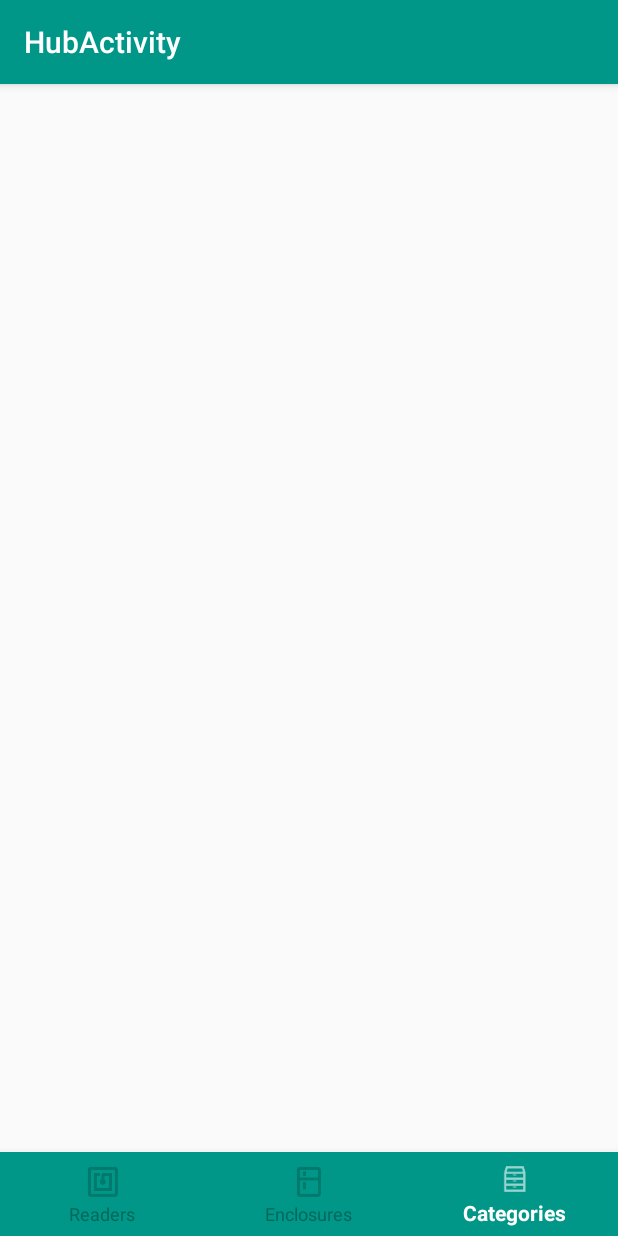
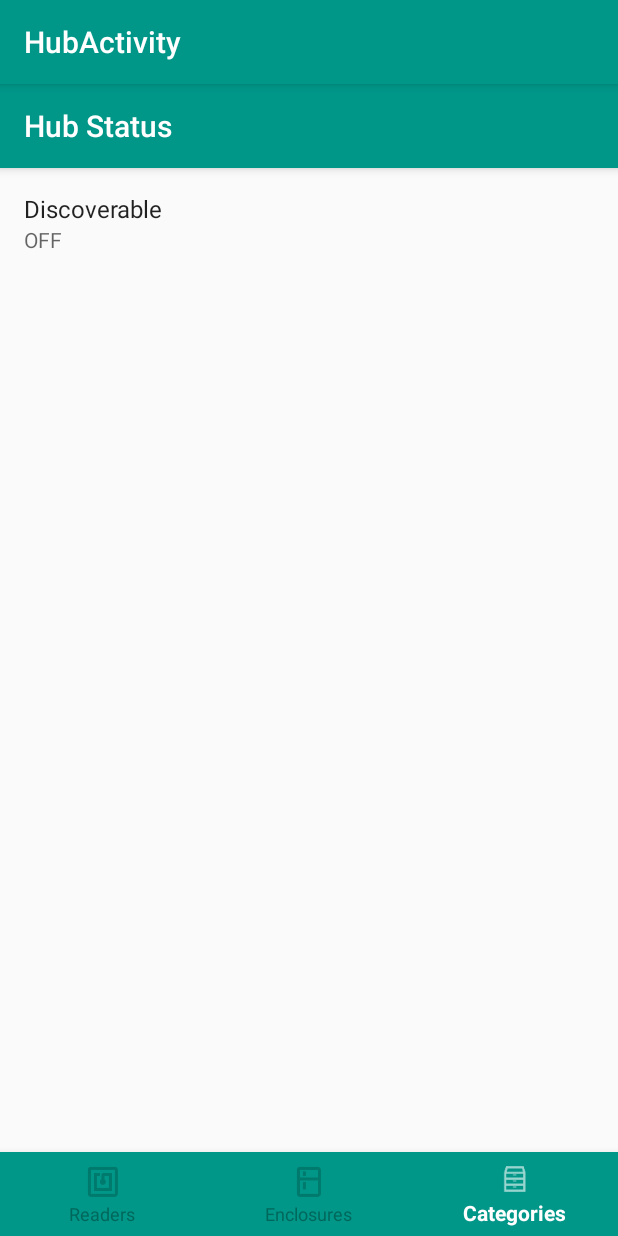
Before and after one commit to ContainerDroid/nfc-tracker, an Android app: the HubActivity screen opened directly, with no data from a screen before it, item 3 of the bottom bar chosen, on a phone screen of 412 x 824 dp. Run offline under Robolectric (Android 15) with nearby library versions, the phone set to English and light mode, and no system bars; 1 statement that could not run was skipped.

Commit message:
hub: initial preferences fragment for readers
Signed-off-by: Vladimir Oltean <olteanv@gmail.com>

```diff
--- a/app/src/main/java/com/eden/apps/nfctracker/HubActivity.java
+++ b/app/src/main/java/com/eden/apps/nfctracker/HubActivity.java
@@ -4,41 +4,51 @@ import android.os.Bundle;
 import android.support.annotation.NonNull;
 import android.support.design.widget.BottomNavigationView;
 import android.support.v7.app.AppCompatActivity;
+import android.support.v7.widget.Toolbar;
 import android.view.MenuItem;
 import android.widget.TextView;
 
 public class HubActivity extends AppCompatActivity {
 
-    private TextView mTextMessage;
-
-    private BottomNavigationView.OnNavigationItemSelectedListener mOnNavigationItemSelectedListener
-            = new BottomNavigationView.OnNavigationItemSelectedListener() {
-
-        @Override
-        public boolean onNavigationItemSelected(@NonNull MenuItem item) {
-            switch (item.getItemId()) {
-                case R.id.hub_action_readers:
-                    //mTextMessage.setText(R.string.title_home);
-                    return true;
-                case R.id.hub_action_enclosures:
-                    //mTextMessage.setText(R.string.title_dashboard);
-                    return true;
-                case R.id.hub_action_categories:
-                    //mTextMessage.setText(R.string.title_notifications);
-                    return true;
-            }
-            return false;
-        }
-    };
+    Toolbar mToolbar = null;
+    BottomNavigationView mBottomNavigationView = null;
 
     @Override
     protected void onCreate(Bundle savedInstanceState) {
         super.onCreate(savedInstanceState);
         setContentView(R.layout.activity_hub);
 
-        //mTextMessage = (TextView) findViewById(R.id.message);
-        BottomNavigationView navigation = (BottomNavigationView) findViewById(R.id.navigation);
-        navigation.setOnNavigationItemSelectedListener(mOnNavigationItemSelectedListener);
+        // setup toolbar
+        mToolbar = findViewById(R.id.hub_toolbar);
+        mToolbar.setTitle(getResources().getText(R.string.hub_title_status));
+        setSupportActionBar(mToolbar);
+
+        // set bottom navigation view
+        mBottomNavigationView = findViewById(R.id.hub_bottom_navigation);
+        mBottomNavigationView.setOnNavigationItemSelectedListener(new BottomNavigationView.OnNavigationItemSelectedListener() {
+            @Override
+            public boolean onNavigationItemSelected(@NonNull MenuItem item) {
+                switch (item.getItemId()) {
+                    case R.id.hub_action_readers:
+                        item.setChecked(true);
+                        return true;
+                    case R.id.hub_action_enclosures:
+                        item.setChecked(true);
+                        return true;
+                    case R.id.hub_action_categories:
+                        item.setChecked(true);
+                        return true;
+                    default:
+                        return false;
+                }
+            }
+        });
+
+        // set status page as the default one
+        mBottomNavigationView.getMenu().findItem(R.id.hub_action_readers).setChecked(true);
+        getFragmentManager().beginTransaction()
+                .replace(R.id.hub_fragment_placeholder, new HubReadersFragment())
+                .commit();
     }
 
 }
--- /dev/null
+++ b/app/src/main/java/com/eden/apps/nfctracker/HubReadersFragment.java
@@ -0,0 +1,27 @@
+package com.eden.apps.nfctracker;
+
+
+import android.os.Bundle;
+import android.preference.PreferenceFragment;
+import android.support.v4.app.Fragment;
+import android.view.LayoutInflater;
+import android.view.View;
+import android.view.ViewGroup;
+import android.widget.TextView;
+
+/**
+ * A simple {@link Fragment} subclass.
+ */
+public class HubReadersFragment extends PreferenceFragment {
+
+    public HubReadersFragment() {
+        // Required empty public constructor
+    }
+
+    @Override
+    public void onCreate(Bundle savedInstanceState) {
+        super.onCreate(savedInstanceState);
+
+        addPreferencesFromResource(R.xml.hub_readers_preferences);
+    }
+}
--- a/app/src/main/res/layout/activity_hub.xml
+++ b/app/src/main/res/layout/activity_hub.xml
@@ -2,13 +2,34 @@
 <android.support.constraint.ConstraintLayout xmlns:android="http://schemas.android.com/apk/res/android"
     xmlns:app="http://schemas.android.com/apk/res-auto"
     xmlns:tools="http://schemas.android.com/tools"
-    android:id="@+id/container"
     android:layout_width="match_parent"
     android:layout_height="match_parent"
     tools:context="com.eden.apps.nfctracker.HubActivity">
 
+    <RelativeLayout
+        android:layout_width="match_parent"
+        android:layout_height="match_parent">
+
+        <android.support.v7.widget.Toolbar
+            android:id="@+id/hub_toolbar"
+            android:layout_width="match_parent"
+            android:layout_height="?attr/actionBarSize"
+            android:background="?attr/colorPrimary"
+            android:elevation="4dp"
+            android:theme="@style/ToolBarStyle"
+            app:popupTheme="@style/ThemeOverlay.AppCompat.Dark.ActionBar"/>
+
+        <FrameLayout
+            android:layout_below="@+id/hub_toolbar"
+            android:id="@+id/hub_fragment_placeholder"
+            android:layout_width="match_parent"
+            android:layout_height="wrap_content">
+        </FrameLayout>
+
+    </RelativeLayout>
+
     <android.support.design.widget.BottomNavigationView
-        android:id="@+id/navigation"
+        android:id="@+id/hub_bottom_navigation"
         android:layout_width="0dp"
         android:layout_height="wrap_content"
         android:layout_marginEnd="0dp"
--- a/app/src/main/res/values/strings.xml
+++ b/app/src/main/res/values/strings.xml
@@ -32,6 +32,16 @@
     <string name="reader_settings_discoverable_check_summary">Make your device discoverable</string>
     <string name="reader_settings_discoverable_check_title">Discoverable</string>
 
+    <!-- Hub Page Strings -->
+    <string name="hub_title_status">Hub Status</string>
+    <string name="hub_text_settings">Settings</string>
+    <string name="hub_text_status">Status</string>
+
+    <string name="hub_settings_discoverable">Discoverable</string>
+    <string name="hub_settings_discoverable_name">Hub Name</string>
+    <string name="hub_settings_discoverable_check_summary">Make your hub discoverable</string>
+    <string name="hub_settings_discoverable_check_title">Discoverable</string>
+
     <!-- TODO: Remove or change this placeholder text -->
     <string name="hello_blank_fragment">Hello blank fragment</string>
 
--- /dev/null
+++ b/app/src/main/res/xml/hub_readers_preferences.xml
@@ -0,0 +1,19 @@
+<?xml version="1.0" encoding="utf-8"?>
+<PreferenceScreen xmlns:android="http://schemas.android.com/apk/res/android">
+
+    <PreferenceScreen
+        android:title="@string/hub_settings_discoverable"
+        android:summary="@string/off">
+
+        <EditTextPreference
+            android:title="@string/hub_settings_discoverable_name"
+            android:summary="@string/not_set"/>
+
+        <SwitchPreference
+            android:title="@string/hub_settings_discoverable_check_title"
+            android:summary="@string/hub_settings_discoverable_check_summary"
+            android:defaultValue="false" />
+
+    </PreferenceScreen>
+
+</PreferenceScreen>
--- a/app/src/main/res/xml/reader_preferences.xml
+++ b/app/src/main/res/xml/reader_preferences.xml
@@ -4,7 +4,6 @@
     <Preference
         android:title="@string/reader_settings_wifi"
         android:summary="@string/disconnected"/>
-
 
     <PreferenceScreen
         android:title="@string/reader_settings_hub"
```
